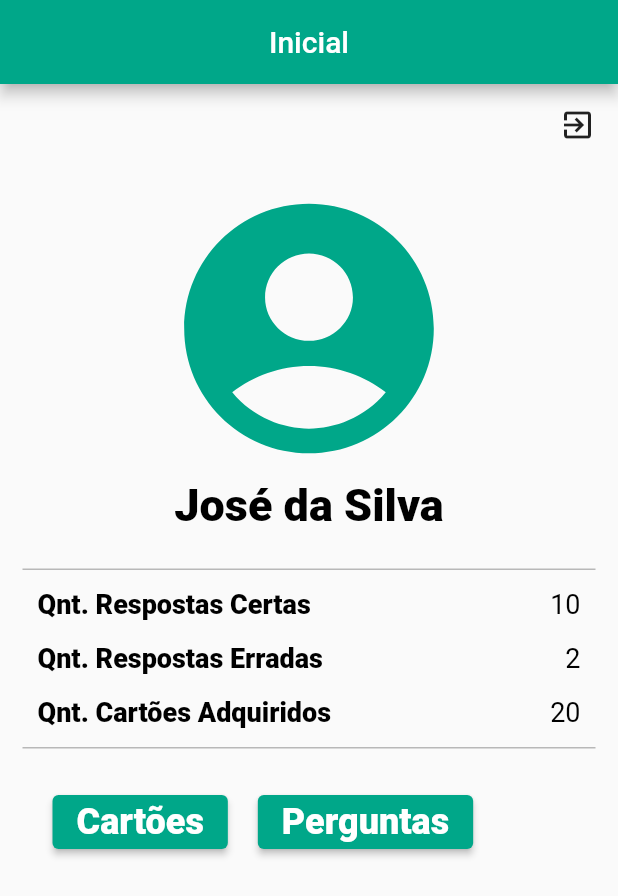
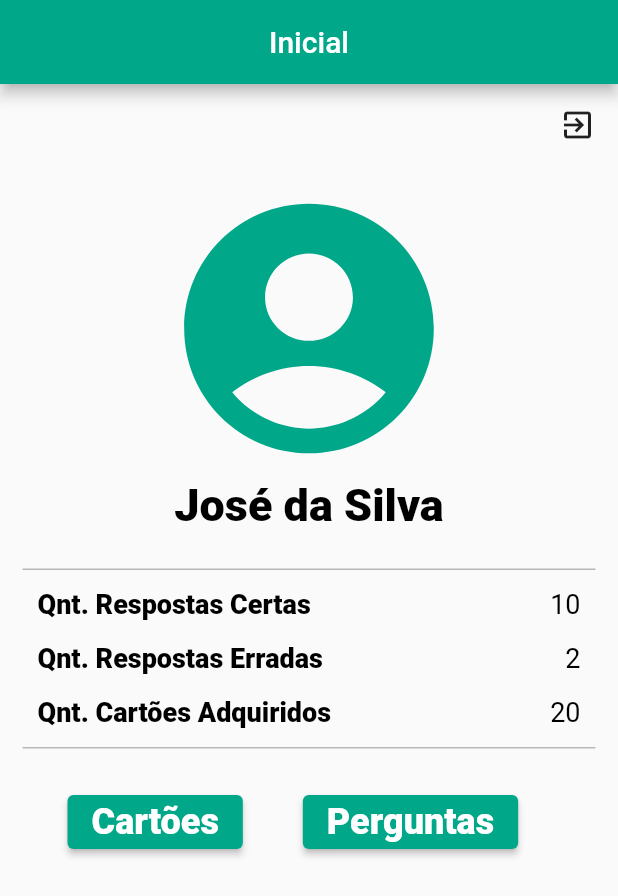
Before and after one commit to gilneyjr/acertei, a Flutter app: the screen it shows after launch, on a phone screen of 412 x 824 dp. Shown: the top 896 px of the screen. Run offline on Flutter 3.47's test engine with Material 2 defaults, Android fonts, the light colour scheme and no system bars.

Commit message:
Correção

```diff
--- a/lib/pages/inicial.dart
+++ b/lib/pages/inicial.dart
@@ -175,7 +175,7 @@ class InicialState extends State<Inicial> {
                 children: [
                   Container(
                     alignment: Alignment.center,
-                    padding: EdgeInsets.fromLTRB(10, 0, 10, 0),
+                    padding: EdgeInsets.fromLTRB(20, 0, 0, 0),
                     child: Expanded(
                       child: ElevatedButton(
                         onPressed: () {},
@@ -197,7 +197,7 @@ class InicialState extends State<Inicial> {
                   ),
                   Container(
                     alignment: Alignment.center,
-                    padding: EdgeInsets.fromLTRB(10, 0, 10, 0),
+                    padding: EdgeInsets.fromLTRB(40, 0, 0, 0),
                     child: Expanded(
                       child: ElevatedButton(
                         onPressed: () {},
```
